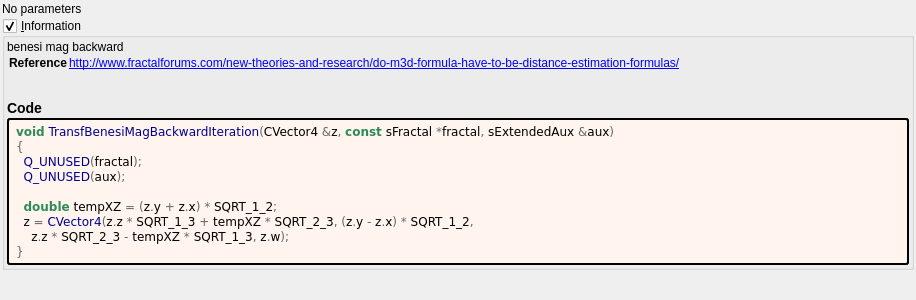
The window that mandelbulber2/formula/ui/transf_benesi_mag_backward.ui (buddhi1980/mandelbulber2) describes before a commit, drawn with Qt 5.
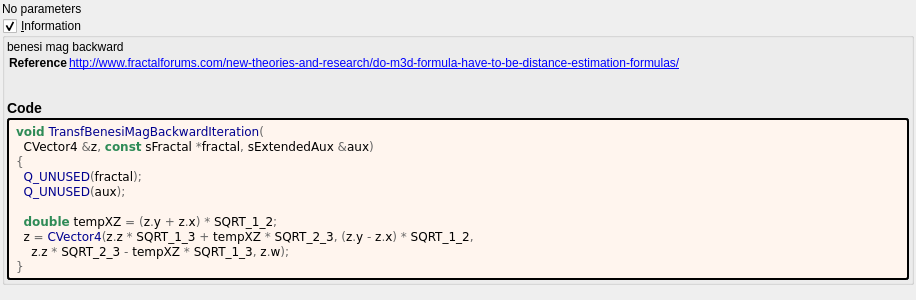
The same window after the commit. Custom widgets are drawn as their Qt base class.

What changed in the file:
```diff
--- a/mandelbulber2/formula/ui/transf_benesi_mag_backward.ui
+++ b/mandelbulber2/formula/ui/transf_benesi_mag_backward.ui
@@ -93,7 +93,8 @@
         </property>
         <property name="text">
          <string notr="true">&lt;body style=&quot;background-color:#fff5ee&quot;&gt;
-&lt;pre style=&quot;color:#000000; background-color:#fff5ee;  font-family:'Courier New',monospace;&quot;&gt;&lt;span style=&quot;color:#2e8b57; font-weight:bold&quot;&gt;void&lt;/span&gt; &lt;span style=&quot;color:#00008f&quot;&gt;TransfBenesiMagBackwardIteration&lt;/span&gt;&lt;span style=&quot;color:#676767&quot;&gt;(&lt;/span&gt;CVector4 &lt;span style=&quot;color:#676767&quot;&gt;&amp;amp;&lt;/span&gt;z&lt;span style=&quot;color:#676767&quot;&gt;,&lt;/span&gt; &lt;span style=&quot;color:#2e8b57; font-weight:bold&quot;&gt;const&lt;/span&gt; sFractal &lt;span style=&quot;color:#676767&quot;&gt;*&lt;/span&gt;fractal&lt;span style=&quot;color:#676767&quot;&gt;,&lt;/span&gt; sExtendedAux &lt;span style=&quot;color:#676767&quot;&gt;&amp;amp;&lt;/span&gt;aux&lt;span style=&quot;color:#676767&quot;&gt;)&lt;/span&gt;
+&lt;pre style=&quot;color:#000000; background-color:#fff5ee;  font-family:'Courier New',monospace;&quot;&gt;&lt;span style=&quot;color:#2e8b57; font-weight:bold&quot;&gt;void&lt;/span&gt; &lt;span style=&quot;color:#00008f&quot;&gt;TransfBenesiMagBackwardIteration&lt;/span&gt;&lt;span style=&quot;color:#676767&quot;&gt;(&lt;/span&gt;
+  CVector4 &lt;span style=&quot;color:#676767&quot;&gt;&amp;amp;&lt;/span&gt;z&lt;span style=&quot;color:#676767&quot;&gt;,&lt;/span&gt; &lt;span style=&quot;color:#2e8b57; font-weight:bold&quot;&gt;const&lt;/span&gt; sFractal &lt;span style=&quot;color:#676767&quot;&gt;*&lt;/span&gt;fractal&lt;span style=&quot;color:#676767&quot;&gt;,&lt;/span&gt; sExtendedAux &lt;span style=&quot;color:#676767&quot;&gt;&amp;amp;&lt;/span&gt;aux&lt;span style=&quot;color:#676767&quot;&gt;)&lt;/span&gt;
 &lt;span style=&quot;color:#676767&quot;&gt;{&lt;/span&gt;
   &lt;span style=&quot;color:#00008f&quot;&gt;Q_UNUSED&lt;/span&gt;&lt;span style=&quot;color:#676767&quot;&gt;(&lt;/span&gt;fractal&lt;span style=&quot;color:#676767&quot;&gt;);&lt;/span&gt;
   &lt;span style=&quot;color:#00008f&quot;&gt;Q_UNUSED&lt;/span&gt;&lt;span style=&quot;color:#676767&quot;&gt;(&lt;/span&gt;aux&lt;span style=&quot;color:#676767&quot;&gt;);&lt;/span&gt;
```
